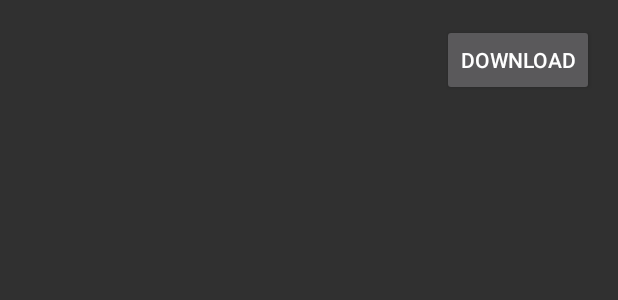
After one commit to honaf/Download, an Android app: the layout activity_list_item.xml on its own in the app's theme, with its tools: preview values and no code run, on a phone screen of 412 x 824 dp. The commit adds this screen. Shown: the top 300 px of the screen. Run offline under Robolectric (Android 15) with nearby library versions, the phone set to English and light mode, and no system bars.

```diff
--- a/app/src/main/java/com/honaf/download/MainActivity.java
+++ b/app/src/main/java/com/honaf/download/MainActivity.java
@@ -68,7 +68,7 @@ public class MainActivity extends AppCompatActivity implements View.OnClickListe
             case R.id.mDownloadPauseBtn:
                 if (entry.status == DownloadEntry.DownloadStatus.downloading) {
                     mDownloadManager.pause(entry);
-                } else if (entry.status == DownloadEntry.DownloadStatus.pause) {
+                } else if (entry.status == DownloadEntry.DownloadStatus.paused) {
                     mDownloadManager.resume(entry);
                 }
                 break;
--- /dev/null
+++ b/app/src/main/res/layout/activity_list_item.xml
@@ -0,0 +1,21 @@
+<LinearLayout xmlns:android="http://schemas.android.com/apk/res/android"
+    xmlns:tools="http://schemas.android.com/tools"
+    android:layout_width="match_parent"
+    android:layout_height="match_parent"
+    android:paddingBottom="@dimen/activity_vertical_margin"
+    android:paddingLeft="@dimen/activity_horizontal_margin"
+    android:paddingRight="@dimen/activity_horizontal_margin"
+    android:paddingTop="@dimen/activity_vertical_margin">
+
+    <TextView
+        android:id="@+id/mDownloadLabel"
+        android:layout_width="0dp"
+        android:layout_weight="1"
+        android:layout_height="wrap_content" />
+
+    <Button
+        android:id="@+id/mDownloadBtn"
+        android:layout_width="wrap_content"
+        android:layout_height="wrap_content"
+        android:text="@string/hello_world" />
+</LinearLayout>
--- a/app/src/main/res/values/strings.xml
+++ b/app/src/main/res/values/strings.xml
@@ -1,3 +1,4 @@
 <resources>
     <string name="app_name">Download</string>
+    <string name="hello_world">Download</string>
 </resources>
```
Also changed, not shown: app/src/main/AndroidManifest.xml (+10 -1 lines), app/src/main/java/com/honaf/download/ListActivity.java (added, +125 -0 lines), app/src/main/res/layout/activity_list.xml (added, +13 -0 lines).
